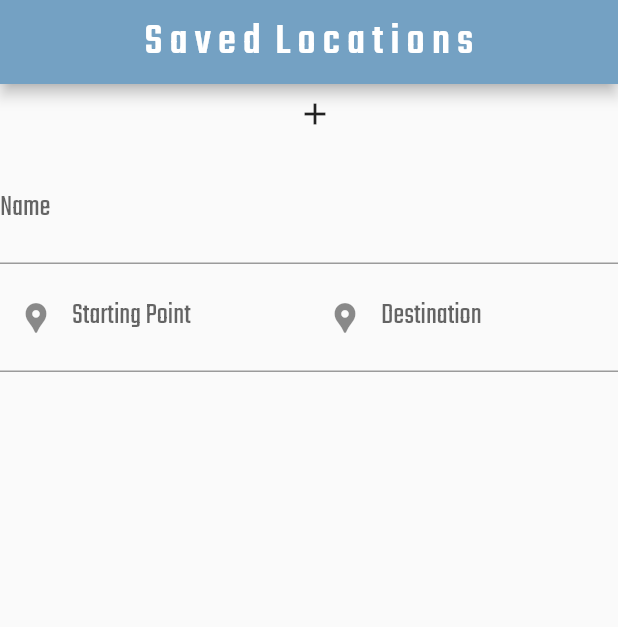
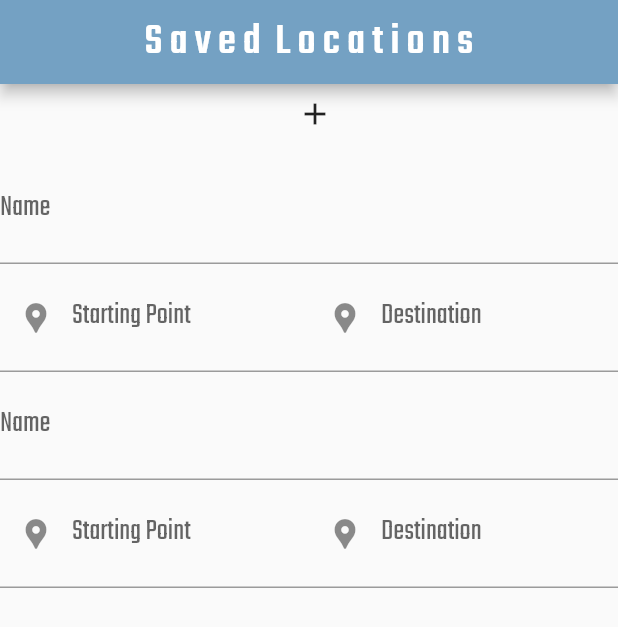
Before and after one commit to trisham13/safe-and-sound, a Flutter app: the screen it shows after launch, item 2 of the bottom bar chosen, after a tap on the "add" icon, on a phone screen of 412 x 824 dp. Shown: the top 627 px of the screen. Run offline on Flutter 3.47's test engine with Material 2 defaults, Android fonts, the phone set to English and light mode, and no system bars; our stand-ins replace google_fonts.

Commit message:
Updated Saved Locations Page with functioning button.

```diff
--- a/client/untitled/lib/pages/savedLocations_1.dart
+++ b/client/untitled/lib/pages/savedLocations_1.dart
@@ -10,7 +10,15 @@ class SavedLocations extends StatefulWidget {
 
 class _SavedLocationsState extends State<SavedLocations> {
 
-  List<Widget> dynamicList = [];
+  List<Widget> dynamicList;
+  List<String> litem;
+
+  @override
+  initState() {
+    super.initState();
+    dynamicList = [new LocationWidget()];
+    litem = ["Test1", "Test2", "Test4", "Test5", "Test6", "Test7", "Test8"];
+  }
 
   @override
   Widget build(BuildContext context) {
@@ -35,45 +43,13 @@ class _SavedLocationsState extends State<SavedLocations> {
               icon: Icon(Icons.add),
               tooltip: 'Add a new Location',
             ),
-              Column (
-                  children: <Widget>[
-                    TextFormField(
-                      decoration: const InputDecoration(
-                        labelText: 'Name',
-                        hintText: 'Work',
-                      ),
-                      style: GoogleFonts.teko(textStyle: TextStyle(fontSize: 20)),
-                    ),
-                    Row(
-                      children: [
-                        Flexible(
-                          child: TextFormField(
-                            decoration: const InputDecoration(
-                              labelText: 'Starting Point',
-                              hintText: '196 Tech Way',
-                              prefixIcon: Icon(Icons.location_pin)
-                            ),
-                            style: GoogleFonts.teko(textStyle: TextStyle(fontSize: 20)),
-                          ),
-                        ),
-                        Flexible(
-                          child: TextFormField(
-                            decoration: const InputDecoration(
-                              labelText: 'Destination',
-                              hintText: '100 Grade Lane',
-                              prefixIcon: Icon(Icons.location_pin)
-                            ),
-                            style: GoogleFonts.teko(textStyle: TextStyle(fontSize: 20)),
-                          ),
+            Expanded(
+              child: ListView.builder(
+                itemCount: dynamicList.length,
+                itemBuilder: (context, index) {
+                  return dynamicList[index];
+                },
               )
-                      ],
-                    ),
-                    ListView(
-                      children: dynamicList,
-                      scrollDirection: Axis.vertical,
-                      shrinkWrap: true,
-                    )
-                  ]
             )
           ]
         ),
@@ -81,8 +57,8 @@ class _SavedLocationsState extends State<SavedLocations> {
     );
   }
   addLocation(){
+    dynamicList.add(new LocationWidget());
     setState(() { });
-    dynamicList.add(new LocationWidget());
   }
 }
 
```
Lines whose indentation alone changed are shown as unchanged.
